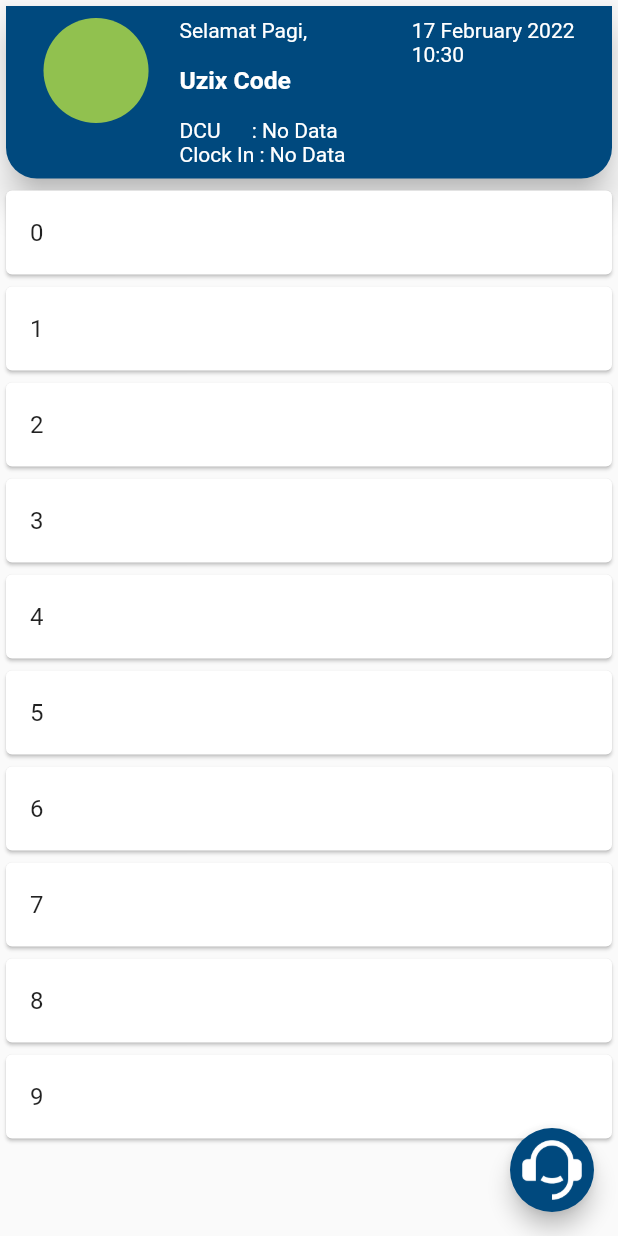
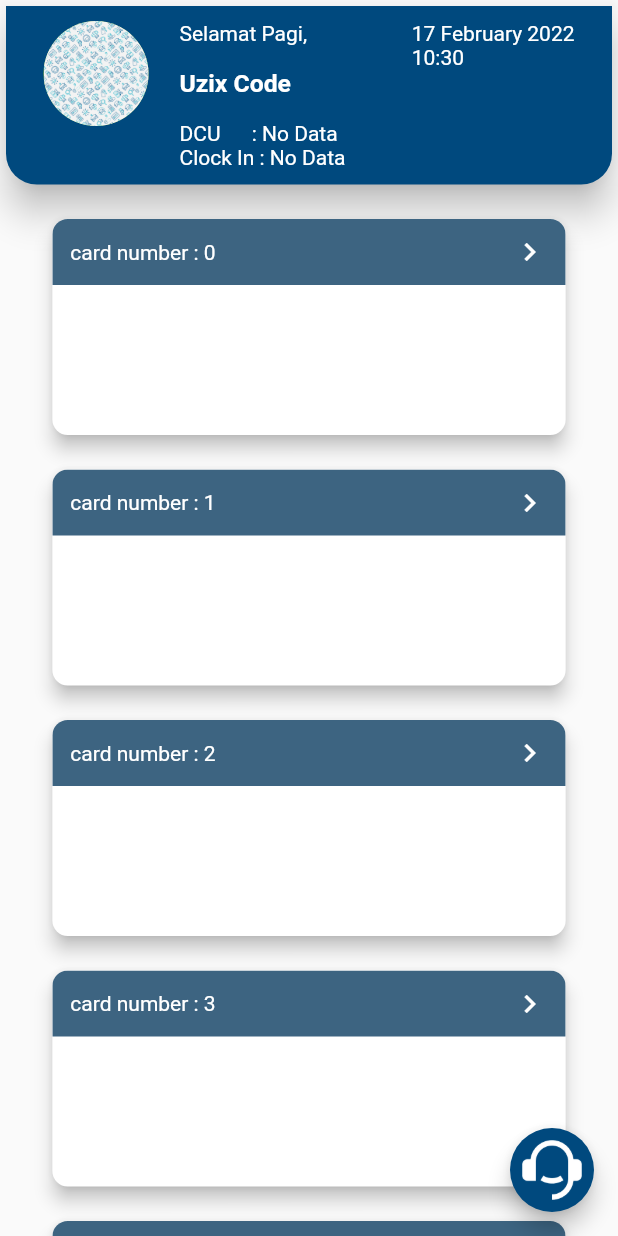
Before and after one commit to uzixCode/par-mobile, a Flutter app: the BerandaPage screen opened directly, on a phone screen of 412 x 824 dp. Run offline on Flutter 3.47's test engine with Material 2 defaults, Android fonts, the phone set to English and light mode, and no system bars; our stand-ins replace get.

Commit message:
add basecard

```diff
--- a/lib/views/beranda/beranda_page.dart
+++ b/lib/views/beranda/beranda_page.dart
@@ -2,6 +2,7 @@ import 'package:flutter/material.dart';
 import 'package:get/get.dart';
 import 'package:par_mobile/constants/all_color.dart';
 import 'package:par_mobile/controllers/beranda/beranda_page_controller.dart';
+import 'package:par_mobile/widgets/basecard.dart';
 
 class BerandaPage extends StatelessWidget {
   BerandaPage({Key? key}) : super(key: key);
@@ -31,7 +32,7 @@ class BerandaPage extends StatelessWidget {
               color: allColor.primary,
               child: Padding(
                 padding:
-                    const EdgeInsets.symmetric(horizontal: 25, vertical: 8),
+                    const EdgeInsets.symmetric(horizontal: 25, vertical: 10),
                 child: Row(
                   crossAxisAlignment: CrossAxisAlignment.start,
                   mainAxisAlignment: MainAxisAlignment.spaceBetween,
@@ -43,7 +44,12 @@ class BerandaPage extends StatelessWidget {
                           width: Get.width * 0.17,
                           height: Get.width * 0.17,
                           decoration: BoxDecoration(
-                              color: allColor.green, shape: BoxShape.circle),
+                              image: DecorationImage(
+                                  fit: BoxFit.cover,
+                                  image: AssetImage(
+                                      "assets/images/background.png")),
+                              color: allColor.green,
+                              shape: BoxShape.circle),
                         ),
                         SizedBox(
                           width: Get.width * 0.05,
@@ -87,9 +93,11 @@ class BerandaPage extends StatelessWidget {
                 child: ListView.builder(
               itemCount: 10,
               itemBuilder: (context, index) {
-                return Card(
-                  child: ListTile(
-                    title: Text(index.toString()),
+                return BaseCard(
+                  label: "card number : " + index.toString(),
+                  trailing: Icon(
+                    Icons.chevron_right,
+                    color: Colors.white,
                   ),
                 );
               },
--- /dev/null
+++ b/lib/widgets/basecard.dart
@@ -0,0 +1,54 @@
+import 'package:flutter/material.dart';
+import 'package:get/get.dart';
+import 'package:par_mobile/constants/all_color.dart';
+
+class BaseCard extends StatelessWidget {
+  BaseCard({Key? key, required this.label, this.child, this.trailing})
+      : super(key: key);
+  final String label;
+  final Widget? child;
+  final Widget? trailing;
+  @override
+  Widget build(BuildContext context) {
+    return Padding(
+      padding: const EdgeInsets.only(top: 15.0),
+      child: Center(
+        child: SizedBox(
+          width: Get.width * 0.85,
+          child: Card(
+            elevation: 5,
+            shape: RoundedRectangleBorder(
+                borderRadius: BorderRadius.circular(Get.width * 0.025)),
+            clipBehavior: Clip.antiAlias,
+            child: Column(
+              children: [
+                Container(
+                  color: allColor.secondary,
+                  width: double.infinity,
+                  child: Padding(
+                    padding: const EdgeInsets.symmetric(
+                        horizontal: 12, vertical: 10),
+                    child: Row(
+                      mainAxisAlignment: MainAxisAlignment.spaceBetween,
+                      children: [
+                        Text(
+                          label,
+                          style: const TextStyle(color: Colors.white),
+                        ),
+                        trailing ?? Container()
+                      ],
+                    ),
+                  ),
+                ),
+                child ??
+                    Container(
+                      height: 100,
+                    )
+              ],
+            ),
+          ),
+        ),
+      ),
+    );
+  }
+}
```
